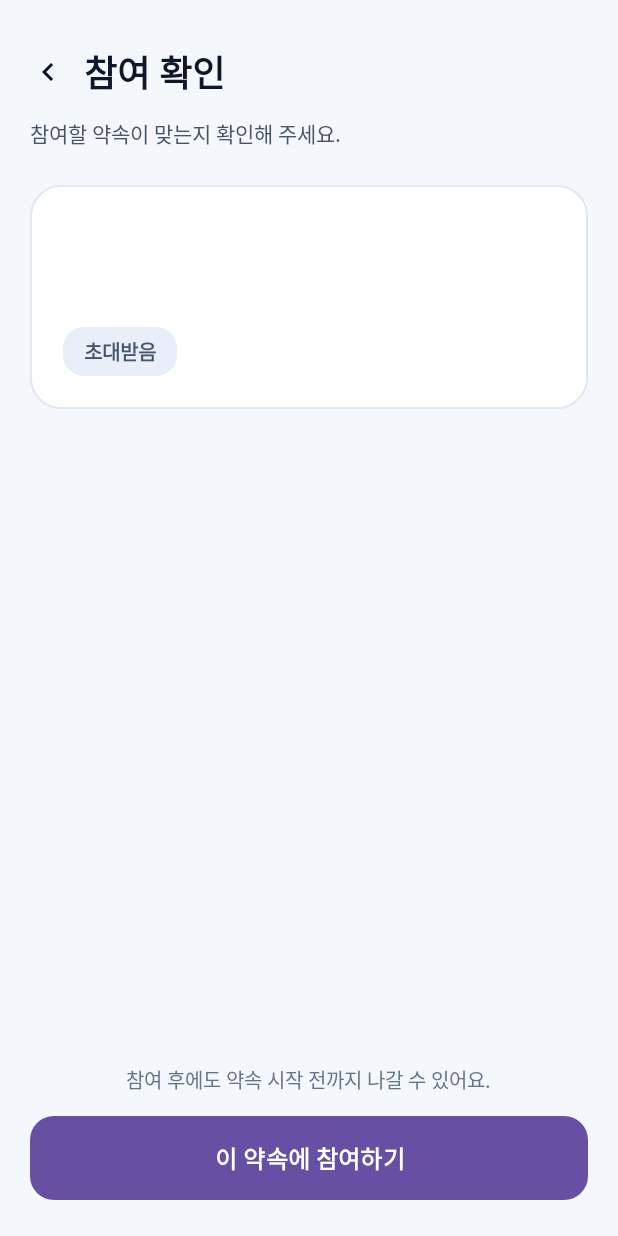
After one commit to aidkim6/Dawaga, an Android app: the ConfirmJoinActivity screen opened directly, with no data from a screen before it, on a phone screen of 412 x 824 dp. The commit adds this screen. Run offline under Robolectric (Android 15) with nearby library versions, the phone set to English and light mode, and no system bars; our stand-ins replace Firebase (no records; nobody signed in at launch, a user with empty details on screens opened directly); 1 statement that could not run was skipped.

Commit message:
feat: 참여 확인 화면 구현 및 초대 코드-대기실 흐름 연동

```diff
--- /dev/null
+++ b/app/src/main/res/layout/activity_confirm_join.xml
@@ -0,0 +1,151 @@
+<?xml version="1.0" encoding="utf-8"?>
+<RelativeLayout xmlns:android="http://schemas.android.com/apk/res/android"
+    xmlns:tools="http://schemas.android.com/tools"
+    android:layout_width="match_parent"
+    android:layout_height="match_parent"
+    android:background="#F4F7FB"
+    tools:context=".ConfirmJoinActivity">
+
+    <!-- 하단 고정 영역: 안내 문구 + 이 약속에 참여하기 버튼 -->
+    <LinearLayout
+        android:id="@+id/layout_confirm_bottom"
+        android:layout_width="match_parent"
+        android:layout_height="wrap_content"
+        android:layout_alignParentBottom="true"
+        android:orientation="vertical"
+        android:paddingHorizontal="20dp"
+        android:paddingBottom="24dp">
+
+        <TextView
+            android:layout_width="wrap_content"
+            android:layout_height="wrap_content"
+            android:layout_gravity="center_horizontal"
+            android:layout_marginBottom="14dp"
+            android:text="참여 후에도 약속 시작 전까지 나갈 수 있어요."
+            android:textColor="#64748B"
+            android:textSize="13sp" />
+
+        <Button
+            android:id="@+id/btn_join_this_promise"
+            android:layout_width="match_parent"
+            android:layout_height="56dp"
+            android:background="@drawable/bg_primary_button"
+            android:backgroundTint="@null"
+            android:stateListAnimator="@null"
+            android:text="이 약속에 참여하기"
+            android:textAllCaps="false"
+            android:textColor="#FFFFFF"
+            android:textSize="16sp"
+            android:textStyle="bold" />
+    </LinearLayout>
+
+    <ScrollView
+        android:layout_width="match_parent"
+        android:layout_height="match_parent"
+        android:layout_above="@id/layout_confirm_bottom"
+        android:fillViewport="true">
+
+        <LinearLayout
+            android:layout_width="match_parent"
+            android:layout_height="wrap_content"
+            android:orientation="vertical"
+            android:paddingHorizontal="20dp"
+            android:paddingTop="24dp"
+            android:paddingBottom="24dp">
+
+            <!-- 상단 헤더: < 참여 확인 -->
+            <LinearLayout
+                android:layout_width="match_parent"
+                android:layout_height="wrap_content"
+                android:gravity="center_vertical"
+                android:orientation="horizontal">
+
+                <ImageButton
+                    android:id="@+id/btn_back_confirm_join"
+                    android:layout_width="48dp"
+                    android:layout_height="48dp"
+                    android:layout_marginStart="-12dp"
+                    android:background="?attr/selectableItemBackgroundBorderless"
+                    android:contentDescription="뒤로 가기"
+                    android:src="@drawable/ic_arrow_back" />
+
+                <TextView
+                    android:layout_width="wrap_content"
+                    android:layout_height="wrap_content"
+                    android:text="참여 확인"
+                    android:textColor="#0F172A"
+                    android:textSize="24sp"
+                    android:textStyle="bold" />
+            </LinearLayout>
+
+            <TextView
+                android:layout_width="wrap_content"
+                android:layout_height="wrap_content"
+                android:layout_marginTop="6dp"
+                android:text="참여할 약속이 맞는지 확인해 주세요."
+                android:textColor="#475569"
+                android:textSize="14sp" />
+
+            <!-- 약속 정보 카드 (실제 생성/조회된 데이터로 채워짐) -->
+            <LinearLayout
+                android:layout_width="match_parent"
+                android:layout_height="wrap_content"
+                android:layout_marginTop="24dp"
+                android:background="@drawable/bg_home_card"
+                android:orientation="vertical"
+                android:padding="22dp">
+
+                <TextView
+                    android:id="@+id/tv_confirm_room_name"
+                    android:layout_width="wrap_content"
+                    android:layout_height="wrap_content"
+                    android:text=""
+                    android:textColor="#0F172A"
+                    android:textSize="22sp"
+                    android:textStyle="bold" />
+
+                <TextView
+                    android:id="@+id/tv_confirm_room_meta"
+                    android:layout_width="wrap_content"
+                    android:layout_height="wrap_content"
+                    android:layout_marginTop="8dp"
+                    android:text=""
+                    android:textColor="#64748B"
+                    android:textSize="14sp" />
+
+                <TextView
+                    android:id="@+id/tv_confirm_room_code"
+                    android:layout_width="wrap_content"
+                    android:layout_height="wrap_content"
+                    android:layout_marginTop="16dp"
+                    android:background="@drawable/bg_badge_soft_blue"
+                    android:paddingHorizontal="14dp"
+                    android:paddingVertical="6dp"
+                    android:text="초대받음"
+                    android:textColor="#475569"
+                    android:textSize="13sp"
+                    android:textStyle="bold" />
+            </LinearLayout>
+
+            <!-- 참여자 N명 영역 (Firestore members 기준으로 갱신됨) -->
+            <TextView
+                android:id="@+id/tv_confirm_member_count"
+                android:layout_width="wrap_content"
+                android:layout_height="wrap_content"
+                android:layout_marginTop="28dp"
+                android:text=""
+                android:textColor="#0F172A"
+                android:textSize="18sp"
+                android:textStyle="bold" />
+
+            <!-- 가로 참여자 칩들이 들어갈 컨테이너 -->
+            <LinearLayout
+                android:id="@+id/layout_confirm_members"
+                android:layout_width="match_parent"
+                android:layout_height="wrap_content"
+                android:layout_marginTop="12dp"
+                android:orientation="vertical" />
+
+        </LinearLayout>
+    </ScrollView>
+</RelativeLayout>
```
Also changed, not shown: app/src/main/AndroidManifest.xml (+17 -1 lines), app/src/main/java/com/example/dawaga/ConfirmJoinActivity.java (added, +263 -0 lines), app/src/main/java/com/example/dawaga/JoinPromiseActivity.java (added, +88 -0 lines), app/src/main/java/com/example/dawaga/PromiseWaitingActivity.java (+61 -6 lines), app/src/main/res/layout/activity_join_promise.xml (added, +113 -0 lines), app/src/main/res/values/colors.xml (+7 -0 lines).
